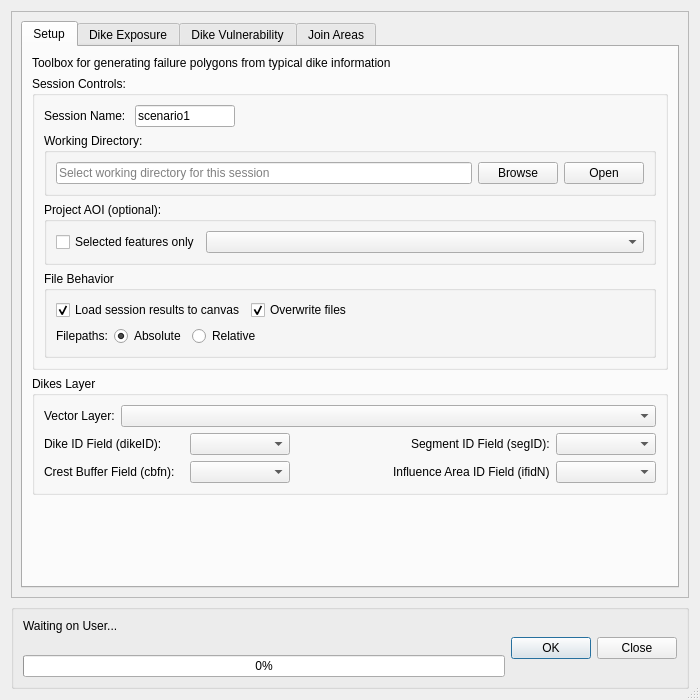
Before: the Qt Designer form canflood/misc/dikes/dikes.ui in NRCan/CanFlood, drawn with Qt 5.
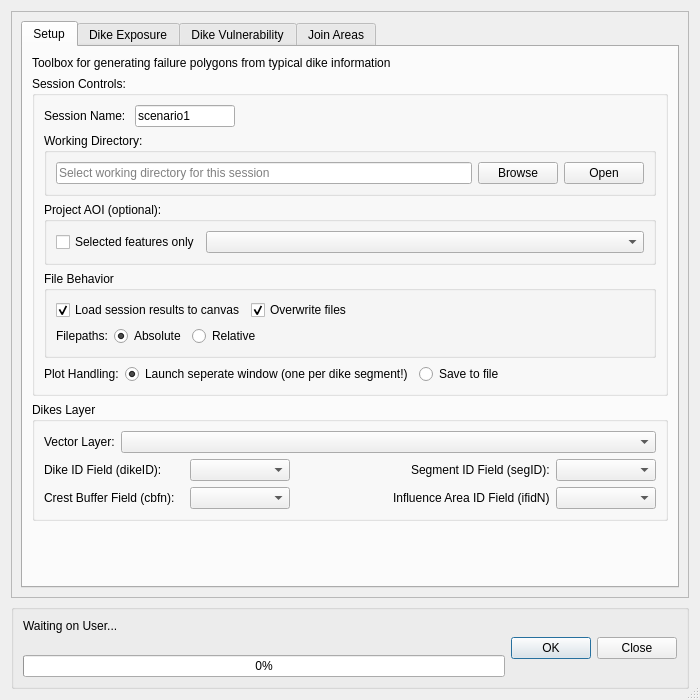
After: the same form once the commit is applied. The open tabs and pages were chosen to show the change. Custom widgets are drawn as their Qt base class.

The edit to the form file:
```diff
--- a/canflood/misc/dikes/dikes.ui
+++ b/canflood/misc/dikes/dikes.ui
@@ -346,6 +346,58 @@
                 </layout>
                </widget>
               </item>
+              <item>
+               <layout class="QHBoxLayout" name="horizontalLayout_23">
+                <item>
+                 <widget class="QLabel" name="label_15">
+                  <property name="sizePolicy">
+                   <sizepolicy hsizetype="Fixed" vsizetype="Preferred">
+                    <horstretch>0</horstretch>
+                    <verstretch>0</verstretch>
+                   </sizepolicy>
+                  </property>
+                  <property name="text">
+                   <string>Plot Handling:</string>
+                  </property>
+                 </widget>
+                </item>
+                <item>
+                 <widget class="QRadioButton" name="radioButton_s_pltW">
+                  <property name="sizePolicy">
+                   <sizepolicy hsizetype="Fixed" vsizetype="Fixed">
+                    <horstretch>0</horstretch>
+                    <verstretch>0</verstretch>
+                   </sizepolicy>
+                  </property>
+                  <property name="toolTip">
+                   <string>When plots are generated, launch a separate window for customization</string>
+                  </property>
+                  <property name="text">
+                   <string>Launch seperate window (one per dike segment!)</string>
+                  </property>
+                  <property name="checked">
+                   <bool>true</bool>
+                  </property>
+                  <attribute name="buttonGroup">
+                   <string notr="true">buttonGroup_plot</string>
+                  </attribute>
+                 </widget>
+                </item>
+                <item>
+                 <widget class="QRadioButton" name="radioButton">
+                  <property name="toolTip">
+                   <string>When plots are generated, just save a default version straight to file</string>
+                  </property>
+                  <property name="text">
+                   <string>Save to file</string>
+                  </property>
+                  <attribute name="buttonGroup">
+                   <string notr="true">buttonGroup_plot</string>
+                  </attribute>
+                 </widget>
+                </item>
+               </layout>
+              </item>
              </layout>
             </widget>
            </item>
```
Left out of the diff: 3 changed lines with no effect on the pictures.
